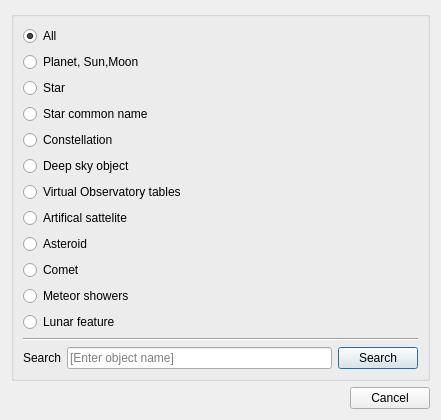
Above: cadvsearch.ui from PavelMr/skytechx before the change. Below: the same form after it.
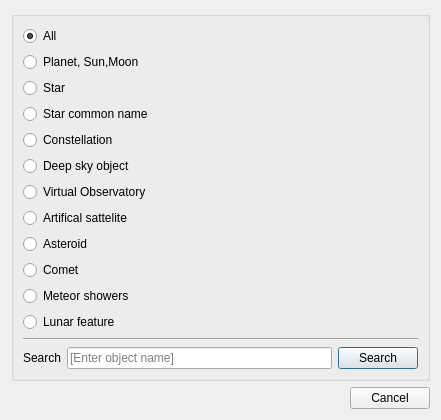
That is the form after the change. Custom widgets are drawn as their Qt base class.

Diff of the .ui file:
```diff
--- a/cadvsearch.ui
+++ b/cadvsearch.ui
@@ -7,7 +7,7 @@
     <x>0</x>
     <y>0</y>
     <width>441</width>
-    <height>366</height>
+    <height>389</height>
    </rect>
   </property>
   <property name="windowTitle">
@@ -72,7 +72,7 @@
           <item>
            <widget class="QRadioButton" name="radioButton_11">
             <property name="text">
-             <string>Virtual Observatory tables</string>
+             <string>Virtual Observatory</string>
             </property>
            </widget>
           </item>
```
